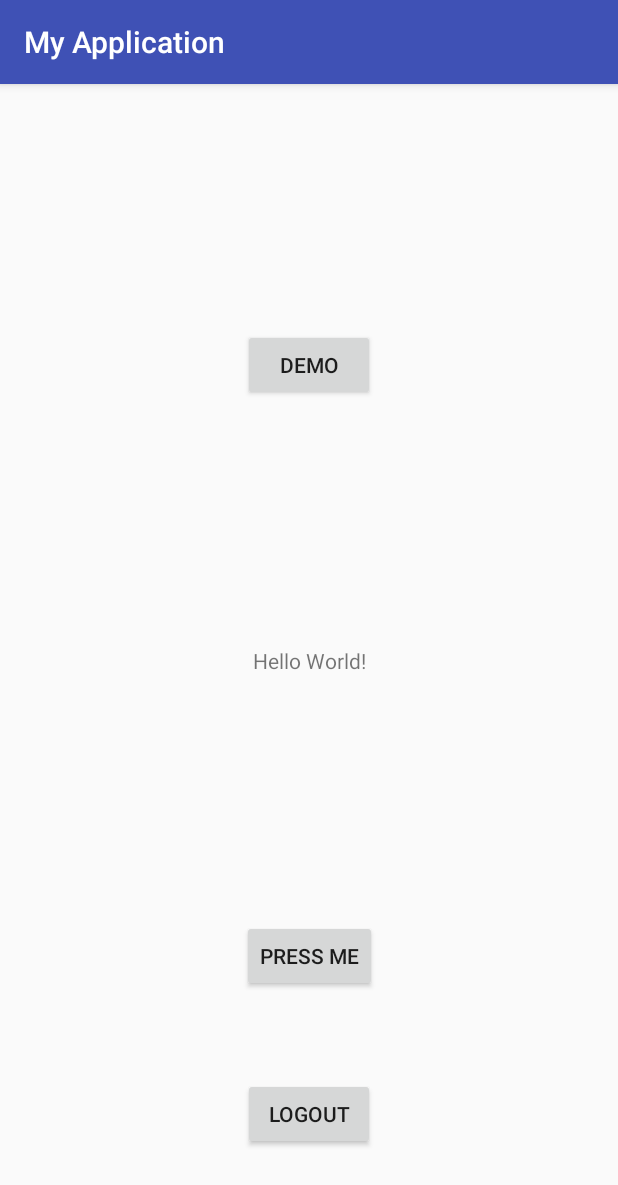
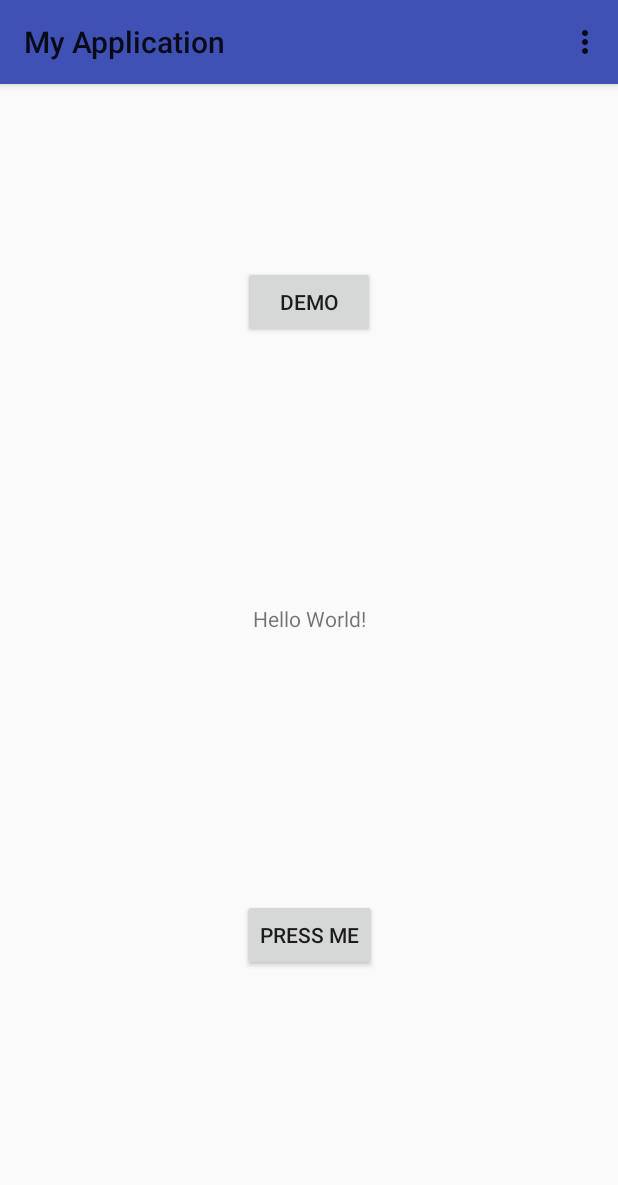
Before and after one commit to jjyung/AndroidPratice, an Android app: the MainActivity screen opened directly, with no data from a screen before it, on a phone screen of 412 x 824 dp. Shown: the top 1185 px of the screen. Run offline under Robolectric (Android 15) with nearby library versions, the phone set to English and light mode, and no system bars.

Commit message:
1. add menu 2. move logout btn to menu

```diff
--- a/MyFirstApplication/app/src/main/java/com/example/zhiyang/myapplication/activity/MainActivity.java
+++ b/MyFirstApplication/app/src/main/java/com/example/zhiyang/myapplication/activity/MainActivity.java
@@ -1,8 +1,13 @@
 package com.example.zhiyang.myapplication.activity;
 
+import android.content.DialogInterface;
 import android.content.Intent;
 import android.os.Bundle;
+import android.support.v7.app.AlertDialog;
 import android.support.v7.app.AppCompatActivity;
+import android.support.v7.widget.Toolbar;
+import android.view.Menu;
+import android.view.MenuItem;
 import android.view.View;
 import android.widget.Button;
 import android.widget.TextView;
@@ -11,40 +16,28 @@ import com.example.zhiyang.myapplication.R;
 import com.example.zhiyang.myapplication.util.GlobalData;
 
 public class MainActivity extends AppCompatActivity {
-
-    private Button pressMeBtn, logoutBtn, demoBtn;
+    private Button pressMeBtn, demoBtn;
     private TextView helloWorldTextView;
-
 
     @Override
     protected void onCreate(Bundle savedInstanceState) {
         super.onCreate(savedInstanceState);
         setContentView(R.layout.activity_main);
-        // TODO check login
+        Toolbar myToolbar = (Toolbar) findViewById(R.id.my_toolbar);
+        setSupportActionBar(myToolbar);
 
         pressMeBtn = (Button) findViewById(R.id.pressMeBtn);
-        logoutBtn = (Button) findViewById(R.id.logoutBtn);
         demoBtn = (Button) findViewById(R.id.demoBtn);
         helloWorldTextView = (TextView) findViewById(R.id.helloWorldTextView);
 
         if (GlobalData.isLogin(getApplicationContext())) {
-            helloWorldTextView.setText("Hello, " + GlobalData.getSharePreferences(getApplicationContext(), GlobalData.emailKey)+ ".");
+            helloWorldTextView.setText("Hello, " + GlobalData.getSharePreferences(getApplicationContext(), GlobalData.emailKey) + ".");
         }
 
-        pressMeBtn.setOnClickListener(new Button.OnClickListener(){
+        pressMeBtn.setOnClickListener(new Button.OnClickListener() {
             @Override
             public void onClick(View view) {
                 helloWorldTextView.setText("Stay Hungry, Stay Foolish.");
-            }
-        });
-
-        logoutBtn.setOnClickListener(new Button.OnClickListener() {
-            @Override
-            public void onClick(View view) {
-                Intent intent = new Intent();
-                intent.setClass(MainActivity.this, LoginActivity.class);
-                startActivity(intent);
-                finish();
             }
         });
 
@@ -56,8 +49,43 @@ public class MainActivity extends AppCompatActivity {
                 startActivity(intent);
             }
         });
+    }
+
+    // Menu icons are inflated just as they were with actionbar
+    @Override
+    public boolean onCreateOptionsMenu(Menu menu) {
+        // Inflate the menu; this adds items to the action bar if it is present.
+        getMenuInflater().inflate(R.menu.main_activity_menu, menu);
+        return true;
+    }
+
+    @Override
+    public boolean onOptionsItemSelected(MenuItem item) {
+        // Handle item selection
+        switch (item.getItemId()) {
+            case R.id.item_menu_logout:
+                logout();
+                return true;
+            default:
+                return super.onOptionsItemSelected(item);
+        }
+    }
+
+    public void logout() {
+        new AlertDialog.Builder(this)
+                .setTitle(R.string.action_logout)
+                .setMessage("Sure to logout?")
+                .setPositiveButton("Confirm", new DialogInterface.OnClickListener() {
+                    @Override
+                    public void onClick(DialogInterface dialogInterface, int i) {
+                        GlobalData.clearLogin(getApplicationContext());
+                        Intent intent = new Intent();
+                        intent.setClass(MainActivity.this, LoginActivity.class);
+                        startActivity(intent);
+                        finish();
+                    }
+                }).setNegativeButton("Cancel", null).show();
 
     }
 
-
 }
--- a/MyFirstApplication/app/src/main/res/layout/activity_main.xml
+++ b/MyFirstApplication/app/src/main/res/layout/activity_main.xml
@@ -1,10 +1,26 @@
 <?xml version="1.0" encoding="utf-8"?>
-<android.support.constraint.ConstraintLayout xmlns:android="http://schemas.android.com/apk/res/android"
+<android.support.constraint.ConstraintLayout  xmlns:android="http://schemas.android.com/apk/res/android"
     xmlns:app="http://schemas.android.com/apk/res-auto"
     xmlns:tools="http://schemas.android.com/tools"
     android:layout_width="match_parent"
     android:layout_height="match_parent"
     tools:context="com.example.zhiyang.myapplication.activity.MainActivity">
+
+    <android.support.v7.widget.Toolbar
+        android:id="@+id/my_toolbar"
+        android:layout_width="0dp"
+        android:layout_height="56dp"
+        android:background="?attr/colorPrimary"
+        android:elevation="4dp"
+        android:theme="@style/ThemeOverlay.AppCompat.ActionBar"
+        app:popupTheme="@style/ThemeOverlay.AppCompat.Light"
+        android:layout_marginRight="0dp"
+        app:layout_constraintRight_toRightOf="parent"
+        android:layout_marginLeft="0dp"
+        app:layout_constraintLeft_toLeftOf="parent"
+        app:layout_constraintTop_toTopOf="parent"
+        android:layout_marginTop="0dp"
+        app:layout_constraintHorizontal_bias="0.0" />
 
     <TextView
         android:layout_width="wrap_content"
@@ -28,21 +44,9 @@
         android:layout_marginLeft="8dp"
         app:layout_constraintLeft_toLeftOf="parent"
         android:layout_marginRight="8dp"
-        app:layout_constraintRight_toRightOf="parent" />
-
-    <Button
-        android:id="@+id/logoutBtn"
-        android:layout_width="wrap_content"
-        android:layout_height="wrap_content"
-        android:text="Logout"
-        android:layout_marginLeft="8dp"
-        app:layout_constraintLeft_toLeftOf="parent"
-        android:layout_marginRight="8dp"
         app:layout_constraintRight_toRightOf="parent"
-        android:layout_marginTop="8dp"
-        app:layout_constraintTop_toBottomOf="@+id/pressMeBtn"
-        app:layout_constraintBottom_toBottomOf="parent"
-        android:layout_marginBottom="8dp" />
+        android:layout_marginStart="8dp"
+        android:layout_marginEnd="8dp" />
 
     <Button
         android:id="@+id/demoBtn"
@@ -56,6 +60,8 @@
         app:layout_constraintTop_toTopOf="parent"
         android:layout_marginTop="8dp"
         android:layout_marginBottom="8dp"
-        app:layout_constraintBottom_toTopOf="@+id/helloWorldTextView" />
+        app:layout_constraintBottom_toTopOf="@+id/helloWorldTextView"
+        android:layout_marginStart="8dp"
+        android:layout_marginEnd="8dp" />
 
-</android.support.constraint.ConstraintLayout>
+</android.support.constraint.ConstraintLayout >
--- /dev/null
+++ b/MyFirstApplication/app/src/main/res/menu/main_activity_menu.xml
@@ -0,0 +1,15 @@
+<?xml version="1.0" encoding="utf-8"?>
+<menu xmlns:android="http://schemas.android.com/apk/res/android"
+    xmlns:app="http://schemas.android.com/apk/res-auto"
+    xmlns:tools="http://schemas.android.com/tools"
+    android:layout_width="match_parent"
+    android:layout_height="match_parent"
+    tools:context="com.example.zhiyang.myapplication.activity.MainActivity">
+
+    <item
+        android:id="@+id/item_menu_logout"
+        android:icon="@drawable/logout_icon"
+        android:title="@string/action_logout"
+        app:showAsAction="never" >
+    </item>
+</menu>
--- a/MyFirstApplication/app/src/main/res/values/strings.xml
+++ b/MyFirstApplication/app/src/main/res/values/strings.xml
@@ -15,4 +15,6 @@
         completions."
     </string>
     <string name="title_activity_maps">Map</string>
+    <!-- custom -->
+    <string name="action_logout">Logout</string>
 </resources>
--- a/MyFirstApplication/app/src/main/res/values/styles.xml
+++ b/MyFirstApplication/app/src/main/res/values/styles.xml
@@ -1,7 +1,7 @@
 <resources>
 
     <!-- Base application theme. -->
-    <style name="AppTheme" parent="Theme.AppCompat.Light.DarkActionBar">
+    <style name="AppTheme" parent="Theme.AppCompat.Light.NoActionBar">
         <!-- Customize your theme here. -->
         <item name="colorPrimary">@color/colorPrimary</item>
         <item name="colorPrimaryDark">@color/colorPrimaryDark</item>
```
Also changed, not shown: MyFirstApplication/app/src/main/java/com/example/zhiyang/myapplication/activity/LoginActivity.java (+5 -16 lines), MyFirstApplication/app/src/main/java/com/example/zhiyang/myapplication/util/GlobalData.java (+12 -0 lines), MyFirstApplication/app/src/main/res/drawable/logout_icon.png (added).
